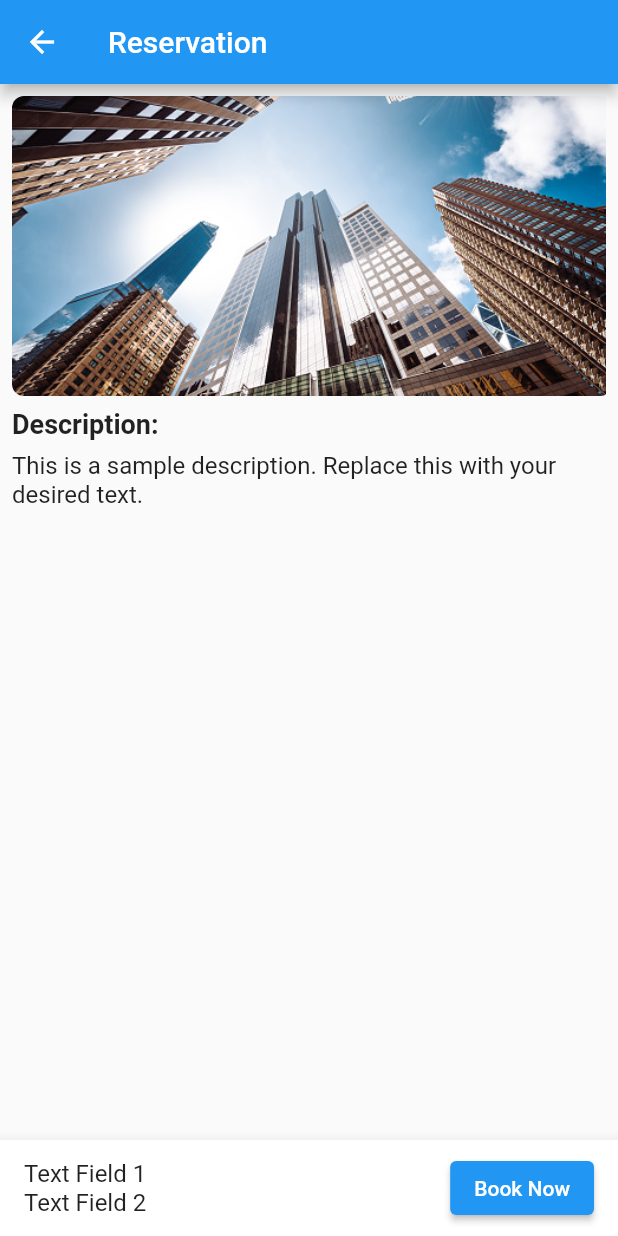
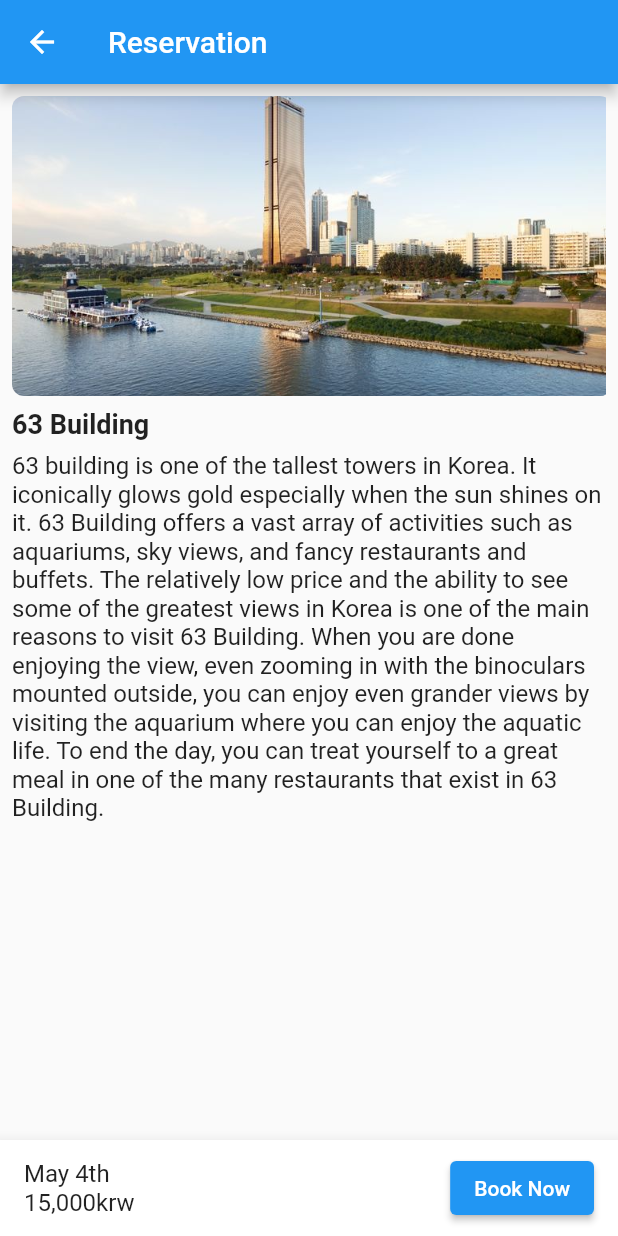
Before and after one commit to xide-projext/mid_project_6, a Flutter app: the FourthPage screen opened directly, on a phone screen of 412 x 824 dp. Run offline on Flutter 3.47's test engine with Material 2 defaults, Android fonts, the phone set to English and light mode, and no system bars.

Commit message:
Final
Replaced placeholder images and text with actual images and descriptions.

```diff
--- a/midterm/lib/main.dart
+++ b/midterm/lib/main.dart
@@ -8,7 +8,8 @@ class TravelApp extends StatelessWidget {
   @override
   Widget build(BuildContext context) {
     return MaterialApp(
-      title: 'Travel App',
+      debugShowCheckedModeBanner: false,
+      title: 'Travel Korea',
       theme: ThemeData(
         primarySwatch: Colors.blue,
       ),
@@ -22,7 +23,7 @@ class FirstPage extends StatelessWidget {
   Widget build(BuildContext context) {
     return Scaffold(
       appBar: AppBar(
-        title: Text('Travel App'),
+        title: Text('Travel Korea'),
         actions: [
           IconButton(
             icon: Icon(Icons.settings),
@@ -84,7 +85,7 @@ class FirstPage extends StatelessWidget {
                         ),
                       ),
                       SizedBox(height: 8),
-                      Text('Image Description'),
+                      Text('Buildings'),
                       ElevatedButton(
                         onPressed: () {
                           Navigator.push(
@@ -116,12 +117,12 @@ class _SecondPageState extends State<SecondPage> {
   bool _dateFilled = false;
   int _peopleCount = 0;
   List<String> buttonNames = [
-    'Button 1',
-    'Button 2',
-    'Button 3',
-    'Button 4',
-    'Button 5',
-    'Button 6',
+    'Seoul',
+    'Busan',
+    'Daegu',
+    'Gyeonggi',
+    'Incheon',
+    'Jeju',
   ];
 
   @override
@@ -174,7 +175,7 @@ class _SecondPageState extends State<SecondPage> {
                   _dateFilled = value.isNotEmpty;
                 });
               },
-              decoration: InputDecoration(hintText: 'Date'),
+              decoration: InputDecoration(hintText: 'Month(MM)'),
             ),
             Row(
               mainAxisAlignment: MainAxisAlignment.center,
@@ -244,30 +245,30 @@ class ThirdPage extends StatelessWidget {
 
   final List<ListItem> items = [
     ListItem(
-      imagePath: 'assets/cat.jpg',
+      imagePath: 'assets/63building1.jpg',
       textFields: [
-        'Text Field 1.1',
-        'Text Field 1.2',
-        'Text Field 1.3',
-        'Text Field 1.4',
+        '63 Building',
+        'Yeongdeungpo-gu',
+        'May 4th',
+        '15,000krw',
       ],
     ),
     ListItem(
-      imagePath: 'assets/cat1.png',
+      imagePath: 'assets/seoulsky.jpg',
       textFields: [
-        'Text Field 2.1',
-        'Text Field 2.2',
-        'Text Field 2.3',
-        'Text Field 2.4',
+        'Seoul Sky Bridge',
+        'Songpa-gu',
+        'May 1st',
+        '96,000krw',
       ],
     ),
     ListItem(
-      imagePath: 'assets/meme.jpg',
+      imagePath: 'assets/tower.jpg',
       textFields: [
-        'Text Field 3.1',
-        'Text Field 3.2',
-        'Text Field 3.3',
-        'Text Field 3.4',
+        'Namsan Tower',
+        'Yongsan-gu',
+        'April 29th',
+        '16,000krw',
       ],
     ),
   ];
@@ -354,7 +355,7 @@ class FourthPage extends StatelessWidget {
                   child: ClipRRect(
                     borderRadius: BorderRadius.circular(8.0),
                     child: Image.asset(
-                      'assets/building${index + 1}.jpg',
+                      'assets/63building${index + 1}.jpg',
                       width: 400,
                       height: 400,
                       fit: BoxFit.cover,
@@ -365,14 +366,14 @@ class FourthPage extends StatelessWidget {
             ),
             SizedBox(height: 8),
             Text(
-              'Description:',
+              '63 Building',
               style: TextStyle(fontSize: 18, fontWeight: FontWeight.bold),
             ),
             SizedBox(height: 8),
             Expanded(
               child: SingleChildScrollView(
                 child: Text(
-                  'This is a sample description. Replace this with your desired text.',
+                  '63 building is one of the tallest towers in Korea. It iconically glows gold especially when the sun shines on it. 63 Building offers a vast array of activities such as aquariums, sky views, and fancy restaurants and buffets. The relatively low price and the ability to see some of the greatest views in Korea is one of the main reasons to visit 63 Building. When you are done enjoying the view, even zooming in with the binoculars mounted outside, you can enjoy even grander views by visiting the aquarium where you can enjoy the aquatic life. To end the day, you can treat yourself to a great meal in one of the many restaurants that exist in 63 Building.',
                   style: TextStyle(fontSize: 16),
                 ),
               ),
@@ -390,8 +391,8 @@ class FourthPage extends StatelessWidget {
                 mainAxisSize: MainAxisSize.min,
                 crossAxisAlignment: CrossAxisAlignment.start,
                 children: [
-                  Text('Text Field 1', style: TextStyle(fontSize: 16)),
-                  Text('Text Field 2', style: TextStyle(fontSize: 16)),
+                  Text('May 4th', style: TextStyle(fontSize: 16)),
+                  Text('15,000krw', style: TextStyle(fontSize: 16)),
                 ],
               ),
               ElevatedButton(
@@ -414,7 +415,7 @@ class SettingsPage extends StatelessWidget {
         title: Text('Settings'),
       ),
       body: Center(
-        child: Text('Settings Page'),
+        child: Text('Payment options'),
       ),
     );
   }
@@ -428,7 +429,7 @@ class MyReservationsPage extends StatelessWidget {
         title: Text('My Reservations'),
       ),
       body: Center(
-        child: Text('My Reservations Page'),
+        child: Text('Reservation History'),
       ),
     );
   }
```
Also changed, not shown: midterm/pubspec.yaml (+6 -3 lines), midterm/assets/63building1.jpg (added), midterm/assets/63building2.jpg (added), midterm/assets/63building3.jpg (added), midterm/assets/63building4.jpg (added), midterm/assets/seoulsky.jpg (added), midterm/assets/tower.jpg (added), 1 other file.
